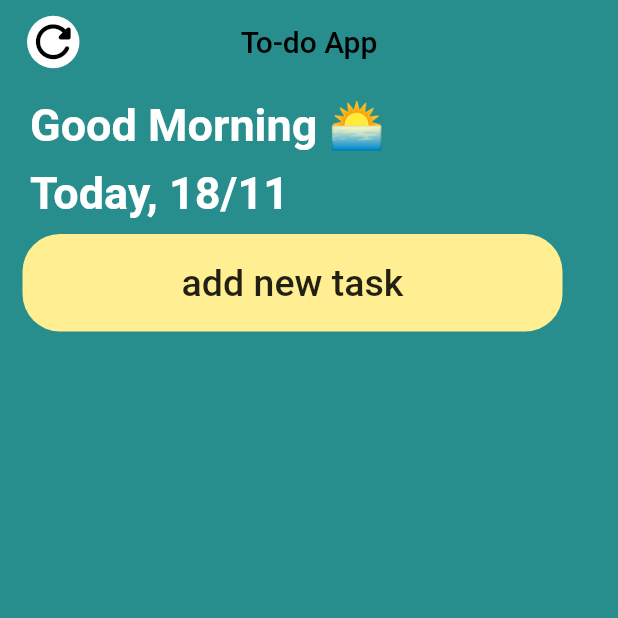
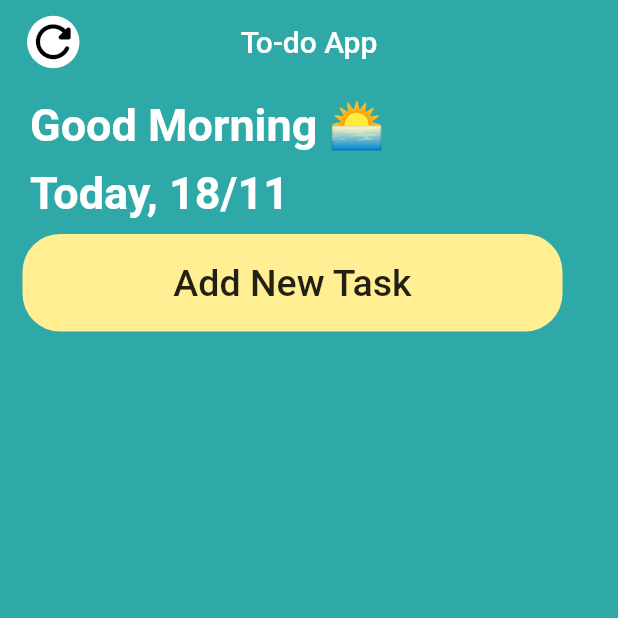
Before and after one commit to RubaAlHilal/to-do_app, a Flutter app: the screen it shows after launch, on a phone screen of 412 x 824 dp, the top half of it. Run offline on Flutter 3.47's test engine with Material 2 defaults, Android fonts, the phone set to English and light mode, and no system bars; our stand-ins replace supabase_flutter; accounts and stored records are empty.

Commit message:
edit layout + clean build

```diff
--- /dev/null
+++ b/to-do_app/lib/layout.dart
@@ -0,0 +1,50 @@
+import 'package:flutter/material.dart';
+
+const height10 = SizedBox(
+  height: 10,
+);
+
+const sizeBox20 = SizedBox(
+  height: 20,
+);
+const width18 = SizedBox(
+  width: 18,
+);
+
+const width20 = SizedBox(
+  width: 20,
+);
+const layoutW16 = SizedBox(
+  width: 16,
+);
+const layoutW24 = SizedBox(
+  width: 24,
+);
+
+//-------------------textStyle--------------------
+
+TextStyle titleFont = const TextStyle(
+  color: Colors.white,
+);
+
+const TextStyle headerFont =
+    TextStyle(fontSize: 30, color: Colors.white, fontWeight: FontWeight.bold);
+
+const TextStyle taskDescriptionFont =
+    TextStyle(fontSize: 18, fontWeight: FontWeight.w400);
+const TextStyle taskTitleFont =
+    TextStyle(fontSize: 22, fontWeight: FontWeight.w500);
+
+const TextStyle addContainereFont =
+    TextStyle(fontSize: 25, fontWeight: FontWeight.w500);
+const TextStyle alertFont = TextStyle(color: Colors.black, fontSize: 18);
+
+//----------------------colors---------------------
+
+const Color header = Color(0xffC67C4E);
+
+const Color title = Color(0xffC67C4E);
+
+const Color taskTitle = Color(0xffC67C4E);
+
+const Color taskDescription = Color(0xffC67C4E);
--- a/to-do_app/lib/screens/home_screen.dart
+++ b/to-do_app/lib/screens/home_screen.dart
@@ -2,6 +2,7 @@
 
 import 'package:flutter/material.dart';
 import 'package:to_do_with_database/components/card_widget.dart';
+import 'package:to_do_with_database/layout.dart';
 import 'package:to_do_with_database/model/to_do_model.dart';
 import 'package:to_do_with_database/services/supabase_methods.dart';
 
@@ -29,27 +30,23 @@ class _HomeScreenState extends State<HomeScreen> {
 
   @override
   Widget build(BuildContext context) {
-    var dDay = DateTime.now().day;
-    var dmonth = DateTime.now().month;
+    var dateDay = DateTime.now().day;
+    var dateMonth = DateTime.now().month;
     var dhour = DateTime.now().hour;
 
     return Scaffold(
-      backgroundColor: const Color(0xff278e8d),
+      backgroundColor: const Color.fromARGB(255, 47, 169, 167),
       appBar: AppBar(
         backgroundColor: Colors.transparent,
         elevation: 0,
         centerTitle: true,
-        title: const Text(
+        title: Text(
           "To-do App",
-          style: TextStyle(
-            color: Colors.black,
-          ),
+          style: titleFont,
         ),
         leading: Row(
           children: [
-            const SizedBox(
-              width: 18,
-            ),
+            width18,
             RefreshButton(
               refresh: () {
                 setState(() {});
@@ -61,53 +58,28 @@ class _HomeScreenState extends State<HomeScreen> {
       body: SingleChildScrollView(
         child: Column(
           children: [
-            const SizedBox(
-              height: 10,
-            ),
+            height10,
             Row(
               mainAxisAlignment: MainAxisAlignment.start,
               children: [
-                const SizedBox(
-                  width: 20,
-                ),
+                width20,
                 dhour < 12
-                    ? const Text(
-                        "Good Morning 🌅",
-                        style: TextStyle(
-                            fontSize: 30,
-                            color: Colors.white,
-                            fontWeight: FontWeight.bold),
-                      )
-                    : const Text(
-                        "Good Evening 🌃",
-                        style: TextStyle(
-                            fontSize: 30,
-                            color: Colors.white,
-                            fontWeight: FontWeight.bold),
-                      ),
+                    ? const Text("Good Morning 🌅", style: headerFont)
+                    : const Text("Good Evening 🌃", style: headerFont),
               ],
             ),
-            const SizedBox(
-              height: 10,
-            ),
+            height10,
             Row(
               mainAxisAlignment: MainAxisAlignment.start,
               children: [
-                const SizedBox(
-                  width: 20,
-                ),
+                width20,
                 Text(
-                  "Today, ${dDay}/${dmonth}",
-                  style: const TextStyle(
-                      fontSize: 30,
-                      color: Colors.white,
-                      fontWeight: FontWeight.bold),
+                  "Today, ${dateDay}/${dateMonth}",
+                  style: headerFont,
                 ),
               ],
             ),
-            const SizedBox(
-              height: 10,
-            ),
+            height10,
             Padding(
               padding: const EdgeInsets.symmetric(horizontal: 15),
               child: Row(
@@ -161,7 +133,10 @@ class _HomeScreenState extends State<HomeScreen> {
                       return Center(child: Text(snapshot.hasError.toString()));
                     }
                     return const Center(
-                      child: Text("no tasks added add your first task now!"),
+                      child: Text(
+                        "no tasks added add your first task now!",
+                        style: headerFont,
+                      ),
                     );
                   }
                 }),
```
Also changed, not shown: to-do_app/lib/components/add_button.dart (+14 -5 lines), to-do_app/lib/components/card_widget.dart (+6 -4 lines).
